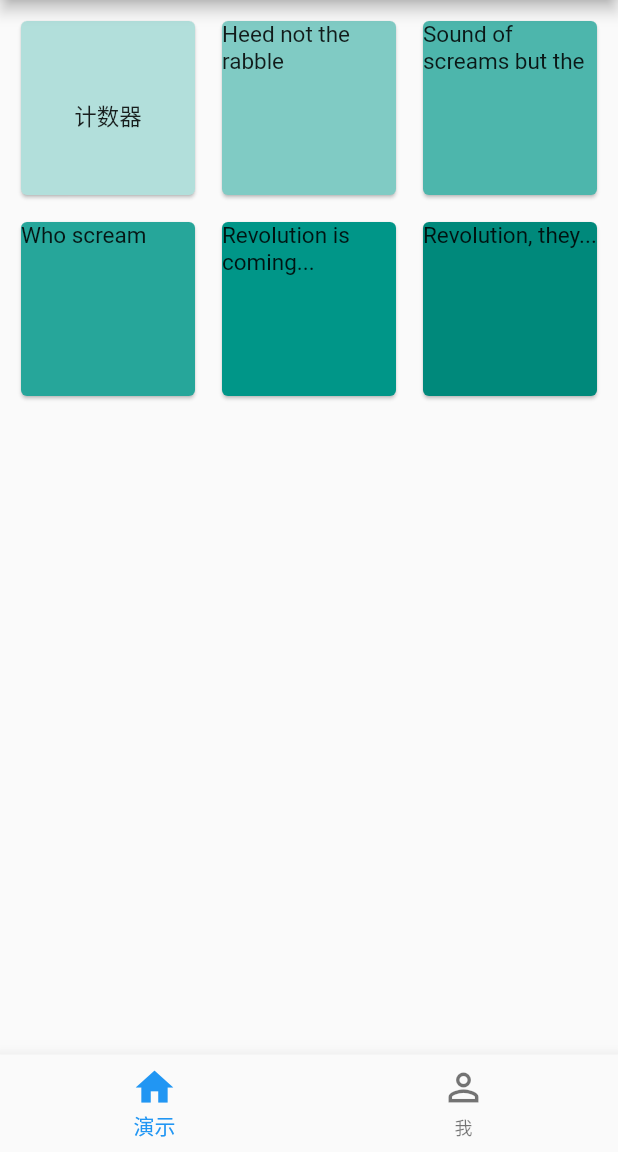
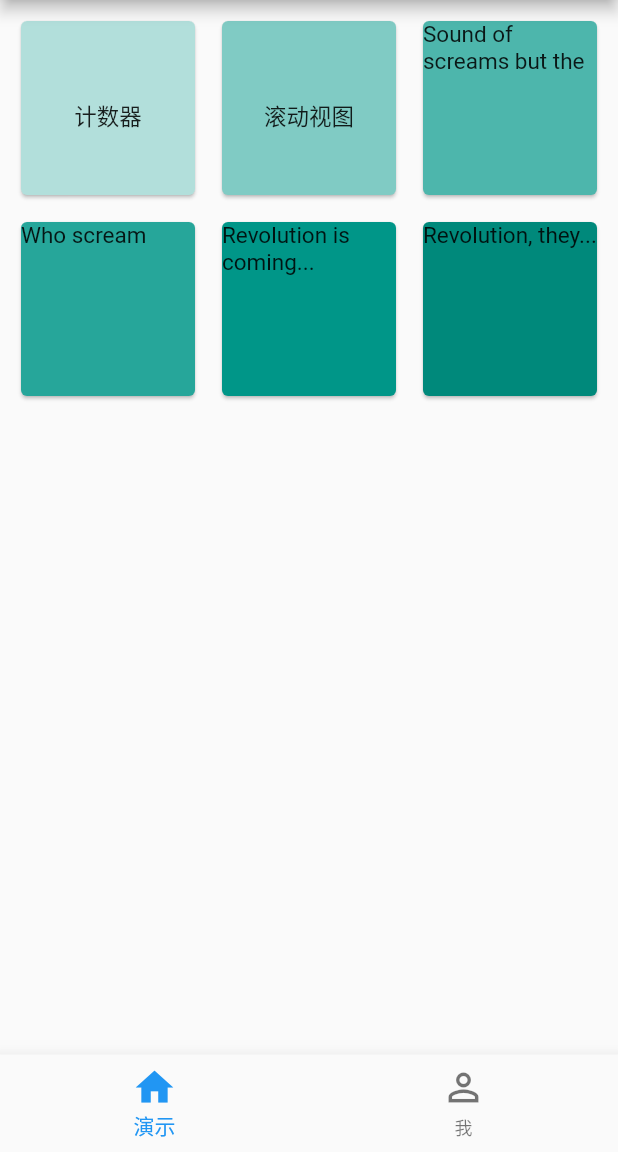
Before and after one commit to MoonCheung/dart-source, a Flutter app: the screen it shows after launch, on a phone screen of 412 x 824 dp, the part 84-1236 px from its top. Run offline on Flutter 3.47's test engine with Material 2 defaults, Android fonts, the phone set to English and light mode, and no system bars; our stand-ins replace cached_network_image, chopper, flutter_colorpicker, flutter_slidable, flutter_svg, google_fonts and 3 more; generated files the repository leaves out were written again; project files that could hold a hidden picture were left out.

Commit message:
feat: 基本计数器功能

```diff
--- a/flutter_demo/lib/main.dart
+++ b/flutter_demo/lib/main.dart
@@ -14,11 +14,11 @@ class MyApp extends StatelessWidget {
     return MaterialApp(
         title: 'Flutter Demo',
         debugShowCheckedModeBanner: false, // 隐藏调试横幅
-        initialRoute: "/", //名为"/"的路由作为应用的home(首页)
+        initialRoute: "/", //名为"/"的路由作为应用的home(首页),
         //注册路由表
         routes: {
-          "/": (context) =>
-              const Home(title: 'Flutter Demo Home Page'), //注册首页路由
+          "/": (context) => const Home(
+              title: 'Flutter Demo Home Page'), //注册首页路由,如添加此属性之后该去掉home属性
         },
         localizationsDelegates: const [
           // Material Components库提供了本地化的字符串和其他值
@@ -29,7 +29,6 @@ class MyApp extends StatelessWidget {
         supportedLocales: const [
           Locale('zh', 'CH'), // 中文
         ],
-        // TO
         // 主题色配置
         theme: ThemeData(
           primarySwatch: Colors.blue,
--- a/flutter_demo/lib/views/card_list/index.dart
+++ b/flutter_demo/lib/views/card_list/index.dart
@@ -1,4 +1,6 @@
 import 'package:flutter/material.dart';
+import '../count/index.dart';
+import '../scrollview/index.dart';
 
 class CardList extends StatefulWidget {
   const CardList({Key? key}) : super(key: key);
@@ -13,18 +15,37 @@ class _CardListState extends State<CardList> {
     return Padding(
         padding: const EdgeInsets.only(left: 10, right: 10, top: 10),
         child: GridView.count(
-          crossAxisSpacing: 10,
-          mainAxisSpacing: 10,
-          crossAxisCount: 3,
+          crossAxisSpacing: 10, // 交叉轴间距
+          mainAxisSpacing: 10, // 主轴间距
+          crossAxisCount: 3, // 横轴数量
           children: <Widget>[
             Card(
-              child: Padding(
-                  padding: const EdgeInsets.only(left: 10, right: 10, top: 10),
-                  child: const Center(child: const Text('计数器'))),
+              child: InkWell(
+                  onTap: () {
+                    print("触摸开始：Card Clicked");
+                    Navigator.push(
+                        context,
+                        MaterialPageRoute(
+                            builder: (context) => const Count(title: '计数器')));
+                  },
+                  child: const Padding(
+                      padding: EdgeInsets.only(left: 10, right: 10, top: 10),
+                      child: Center(child: Text('计数器')))),
               color: Colors.teal[100],
             ),
             Card(
-              child: const Text('Heed not the rabble'),
+              child: InkWell(
+                  onTap: () {
+                    print("触摸开始：Card Clicked");
+                    Navigator.push(
+                        context,
+                        MaterialPageRoute(
+                            builder: (context) =>
+                                const ScrollList(title: 'Custom UI')));
+                  },
+                  child: const Padding(
+                      padding: EdgeInsets.only(left: 10, right: 10, top: 10),
+                      child: Center(child: Text('滚动视图')))),
               color: Colors.teal[200],
             ),
             Card(
@@ -45,55 +66,5 @@ class _CardListState extends State<CardList> {
             ),
           ],
         ));
-
-    // Container(
-    //     child: ListView(
-    //   children: const <Widget>[
-    //     Card(child: ListTile(title: Text('One-line ListTile'))),
-    //     Card(
-    //       child: ListTile(
-    //         leading: FlutterLogo(),
-    //         title: Text('One-line with leading widget'),
-    //       ),
-    //     ),
-    //     Card(
-    //       child: ListTile(
-    //         title: Text('One-line with trailing widget'),
-    //         trailing: Icon(Icons.more_vert),
-    //       ),
-    //     ),
-    //     Card(
-    //       child: ListTile(
-    //         leading: FlutterLogo(),
-    //         title: Text('One-line with both widgets'),
-    //         trailing: Icon(Icons.more_vert),
-    //       ),
-    //     ),
-    //     Card(
-    //       child: ListTile(
-    //         title: Text('One-line dense ListTile'),
-    //         dense: true,
-    //       ),
-    //     ),
-    //     Card(
-    //       child: ListTile(
-    //         leading: FlutterLogo(size: 56.0),
-    //         title: Text('Two-line ListTile'),
-    //         subtitle: Text('Here is a second line'),
-    //         trailing: Icon(Icons.more_vert),
-    //       ),
-    //     ),
-    //     Card(
-    //       child: ListTile(
-    //         leading: FlutterLogo(size: 72.0),
-    //         title: Text('Three-line ListTile'),
-    //         subtitle:
-    //             Text('A sufficiently long subtitle warrants three lines.'),
-    //         trailing: Icon(Icons.more_vert),
-    //         isThreeLine: true,
-    //       ),
-    //     ),
-    //   ],
-    // ));
   }
 }
--- a/flutter_demo/lib/views/count/index.dart
+++ b/flutter_demo/lib/views/count/index.dart
@@ -28,7 +28,7 @@ class _CountState extends State<Count> {
           mainAxisAlignment: MainAxisAlignment.center,
           children: <Widget>[
             const Text(
-              'You have pushed the button this many times:',
+              '您已经多次按下按钮:',
             ),
             Text(
               '$_counter',
```
